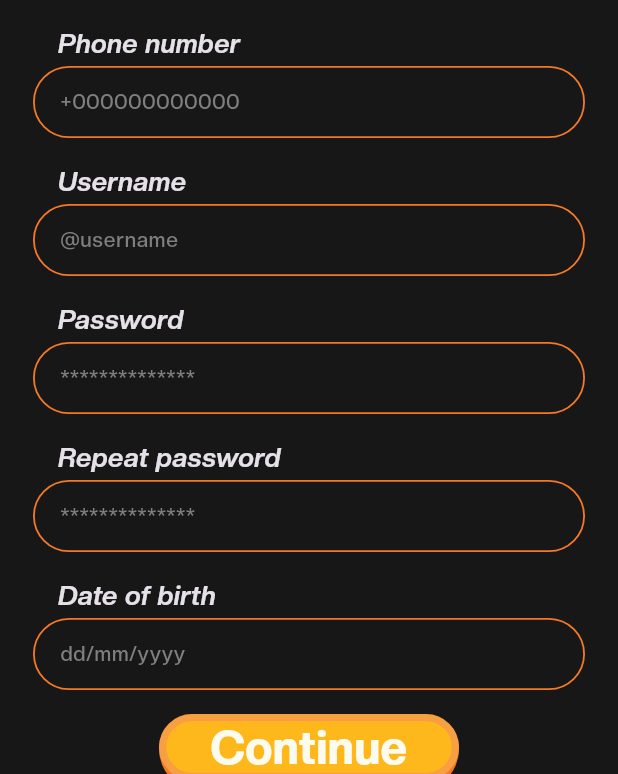
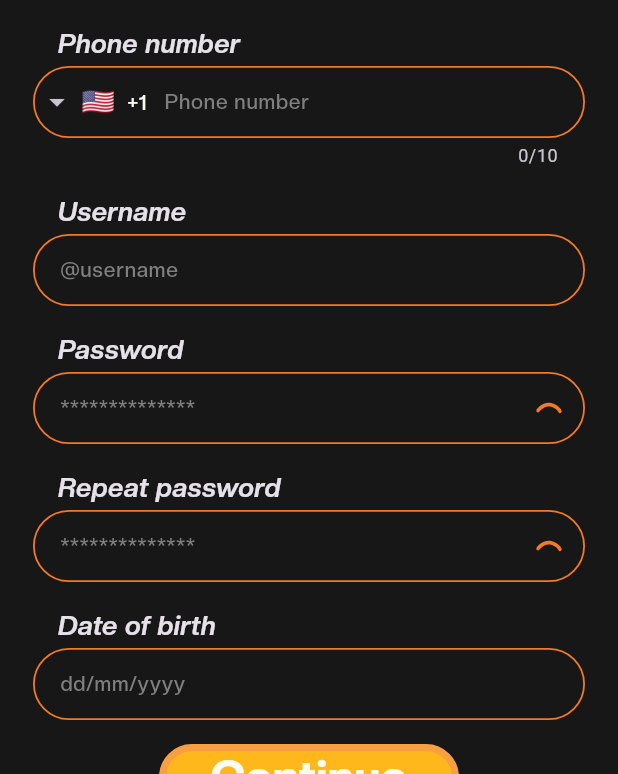
Before and after one commit to Sabrinamonti/Eleuterra, a Flutter app: the Createaccount screen opened directly, on a phone screen of 412 x 824 dp, the part 462-1236 px from its top. Run offline on Flutter 3.47's test engine with Material 3 defaults, Android fonts, the phone set to English and light mode, and no system bars; drawn by our look-alikes of intl_phone_field; our stand-ins replace flutter_svg.

Commit message:
añadi los ojos y los mensajes de error, ademas de los logos de facebook y google, y modifique el textfield del numero de telefono, faltan añadir los diferentes tipos de texto en app_text.dart y añadir 'eleuth' como fuente

```diff
--- a/lib/createaccount.dart
+++ b/lib/createaccount.dart
@@ -3,8 +3,9 @@ import 'package:eleuterra_app/textfield_rounded.dart';
 import 'package:eleuterra_app/theme/app_colors.dart';
 import 'package:eleuterra_app/theme/app_text.dart';
 import 'package:flutter/material.dart';
-import 'package:flutter/cupertino.dart'; // <-- para el date picker con “ruedita”
+import 'package:flutter/cupertino.dart';
 import 'package:flutter_svg/flutter_svg.dart';
+import 'package:intl_phone_field/intl_phone_field.dart';
 
 class Createaccount extends StatefulWidget {
   const Createaccount({super.key});
@@ -12,20 +13,65 @@ class Createaccount extends StatefulWidget {
   @override
   State<Createaccount> createState() => _CreateaccountState();
 }
+//FALTA HACER QUE RECONOZCA LOS FORMATOS DE: EMAIL, USERNAME, PHONE NUMBER, PASSWORDS
 
 class _CreateaccountState extends State<Createaccount> {
-  // Controllers = “cajitas” donde Flutter guarda lo que el usuario escribe
-  final _emailController = TextEditingController();
-  final _phoneController = TextEditingController();
-  final _usernameController = TextEditingController();
-  final _passController = TextEditingController();
-  final _repeatPassController = TextEditingController();
+  final TextEditingController _emailController = TextEditingController();
+  final TextEditingController _phoneController = TextEditingController();
+  final TextEditingController _usernameController = TextEditingController();
+  final TextEditingController _passController = TextEditingController();
+  final TextEditingController _repeatPassController = TextEditingController();
 
-  // Fecha seleccionada
+  String? _emailError;
+  String? _phoneError;
+  String? _usernameError;
+  String? _passwordError;
+  String? _repeatPasswordError;
+
+  bool _obscurePassword = true;
+  bool _obscureRepeatPassword = true;
+
   DateTime? _selectedDob;
+  String? _errorMessage;
 
-  // Mensaje de validación (ej: “las contraseñas no coinciden”)
-  String? _errorMessage;
+  bool _validateFields() {
+    setState(() {
+      _emailError = null;
+      _phoneError = null;
+      _usernameError = null;
+      _passwordError = null;
+      _repeatPasswordError = null;
+      _errorMessage = null;
+
+      if (_emailController.text.trim().isEmpty) {
+        _emailError = 'Enter your email';
+      }
+
+      if (_phoneController.text.trim().isEmpty) {
+        _phoneError = 'Enter your phone number';
+      }
+
+      if (_usernameController.text.trim().isEmpty) {
+        _usernameError = 'Enter your username';
+      }
+
+      if (_passController.text.trim().isEmpty) {
+        _passwordError = 'Enter your password';
+      }
+
+      if (_repeatPassController.text.trim().isEmpty) {
+        _repeatPasswordError = 'Repeat your password';
+      } else if (_passController.text != _repeatPassController.text) {
+        _repeatPasswordError = 'Passwords do not match';
+      }
+    });
+
+    return _emailError == null &&
+        _phoneError == null &&
+        _usernameError == null &&
+        _passwordError == null &&
+        _repeatPasswordError == null;
+  }
 
   @override
   void dispose() {
@@ -37,7 +83,6 @@ class _CreateaccountState extends State<Createaccount> {
     super.dispose();
   }
 
-  // Función para abrir el selector de fecha “con números”
   void _openDobPicker() {
     DateTime tempDate = _selectedDob ?? DateTime(2000, 1, 1);
 
@@ -52,7 +97,6 @@ class _CreateaccountState extends State<Createaccount> {
           height: 320,
           child: Column(
             children: [
-              // Barra superior con botones
               Padding(
                 padding: const EdgeInsets.symmetric(horizontal: 12, vertical: 10),
                 child: Row(
@@ -72,9 +116,7 @@ class _CreateaccountState extends State<Createaccount> {
                   ],
                 ),
               ),
-
               const Divider(height: 1),
-
               Expanded(
                 child: CupertinoTheme(
                   data: const CupertinoThemeData(
@@ -98,7 +140,6 @@ class _CreateaccountState extends State<Createaccount> {
     );
   }
 
-  // Convierte DateTime a texto dd/mm/yyyy
   String _formatDob(DateTime date) {
     String dd = date.day.toString().padLeft(2, '0');
     String mm = date.month.toString().padLeft(2, '0');
@@ -106,31 +147,29 @@ class _CreateaccountState extends State<Createaccount> {
     return "$dd/$mm/$yyyy";
   }
 
-  // Validación simple al apretar “Continue”
   void _onContinue() {
-    setState(() => _errorMessage = null);
+    final isValid = _validateFields();
 
-    final pass = _passController.text.trim();
-    final repeat = _repeatPassController.text.trim();
+    if (!isValid) return;
 
-    // 1) Reconocimiento de igualdad de contraseñas
-    if (pass != repeat) {
-      setState(() => _errorMessage = "Check! Your passwords do not match.");
+    if (_selectedDob == null) {
+      setState(() {
+        _errorMessage = "Select your date of birth.";
+      });
       return;
     }
 
-    // 2) Verificar que haya fecha
-    if (_selectedDob == null) {
-      setState(() => _errorMessage = "Select your date of birth.");
-      return;
-    }
-
-    // Si todo OK, puedes continuar (ej: navegar o mandar a backend)
-    setState(() => _errorMessage = "✅ Done! Your passwords match!");
+    setState(() {
+      _errorMessage = "Done! Your account data is valid.";
+    });
   }
 
   @override
   Widget build(BuildContext context) {
+    final dobController = TextEditingController(
+      text: _selectedDob == null ? '' : _formatDob(_selectedDob!),
+    );
+
     return Scaffold(
       backgroundColor: AppColors.charcoal,
       body: SafeArea(
@@ -146,92 +185,164 @@ class _CreateaccountState extends State<Createaccount> {
                   onPressed: () => Navigator.pop(context),
                 ),
               ),
-
               const SizedBox(height: 10),
-
-              // Isotipo
               SvgPicture.asset(
                 'assets/images/Eleuterra-isotipo-naranja.svg',
                 height: 80,
                 fit: BoxFit.contain,
               ),
-
               const SizedBox(height: 12),
-
               Text(
-                'Create your account', //arreglado
-                style: AppTextStyles.title
+                'Create your account',
+                style: AppTextStyles.title,
               ),
-
               const SizedBox(height: 20),
 
-              _Label(text: 'E-mail'),      // Agregar funcion para que si se presiona el boton y no hay texto error
+              const _Label(text: 'E-mail'),
               const SizedBox(height: 2),
               RoundedInput(
                 hint: 'eleuterra@mail.com',
                 controller: _emailController,
                 keyboardType: TextInputType.emailAddress,
                 borderColor: AppColors.vividtangelo,
+                errorText: _emailError,
               ),
 
               const SizedBox(height: 16),
 
-              _Label(text: 'Phone number'),  //same
-              const SizedBox(height: 2),
-              RoundedInput(
-                hint: '+000000000000',
-                controller: _phoneController,
-                keyboardType: TextInputType.phone,
-                borderColor: AppColors.vividtangelo,
-              ),
+              const _Label(text: 'Phone number'),
+                const SizedBox(height: 2),
+
+                IntlPhoneField(
+                  controller: _phoneController,
+                  initialCountryCode: 'US',
+                  style: AppTextStyles.medium,
+
+                  dropdownTextStyle: AppTextStyles.medium.copyWith(
+                    color: AppColors.floralwhite,
+                  ),
+
+                  decoration: InputDecoration(
+                    hintText: 'Phone number',
+                    hintStyle: AppTextStyles.medium.copyWith(
+                      color: const Color(0xFF7F7F7F),
+                    ),
+
+                    errorText: _phoneError,
+
+                    contentPadding: const EdgeInsets.symmetric(
+                      horizontal: 14,
+                      vertical: 12,
+                    ),
+
+                    enabledBorder: OutlineInputBorder(
+                      borderRadius: BorderRadius.circular(28),
+                      borderSide: BorderSide(
+                        color: AppColors.vividtangelo,
+                        width: 1.2,
+                      ),
+                    ),
+
+                    focusedBorder: OutlineInputBorder(
+                      borderRadius: BorderRadius.circular(28),
+                      borderSide: BorderSide(
+                        color: AppColors.vividtangelo,
+                        width: 1.6,
+                      ),
+                    ),
+
+                    errorBorder: OutlineInputBorder(
+                      borderRadius: BorderRadius.circular(28),
+                      borderSide: const BorderSide(color: Colors.red),
+                    ),
+
+                    focusedErrorBorder: OutlineInputBorder(
+                      borderRadius: BorderRadius.circular(28),
+                      borderSide: const BorderSide(color: Colors.red),
+                    ),
+                  ),
+
+                  onChanged: (phone) {
+                    print(phone.completeNumber);
+                  },
+                ),
 
               const SizedBox(height: 16),
 
-              _Label(text: 'Username'),      //same
+              const _Label(text: 'Username'),
               const SizedBox(height: 2),
               RoundedInput(
                 hint: '@username',
                 controller: _usernameController,
                 keyboardType: TextInputType.text,
                 borderColor: AppColors.vividtangelo,
+                errorText: _usernameError,
               ),
 
               const SizedBox(height: 16),
 
-              _Label(text: 'Password'),      //same + ojito
+              const _Label(text: 'Password'),
               const SizedBox(height: 2),
               RoundedInput(
                 hint: '**************',
                 controller: _passController,
-                obscureText: true,
+                obscureText: _obscurePassword,
                 borderColor: AppColors.vividtangelo,
+                errorText: _passwordError,
+                suffixIcon: IconButton(
+                  onPressed: () {
+                    setState(() {
+                      _obscurePassword = !_obscurePassword;
+                    });
+                  },
+                  icon: SvgPicture.asset(
+                    _obscurePassword
+                        ? 'assets/icons/closed-eye.svg'
+                        : 'assets/icons/eye.svg',
+                    width: 22,
+                    height: 22,
+                    fit: BoxFit.contain,
+                  ),
+                ),
               ),
 
               const SizedBox(height: 16),
 
-              _Label(text: 'Repeat password'),      //same + ojito
+              const _Label(text: 'Repeat password'),
               const SizedBox(height: 2),
               RoundedInput(
                 hint: '**************',
                 controller: _repeatPassController,
-                obscureText: true,
+                obscureText: _obscureRepeatPassword,
                 borderColor: AppColors.vividtangelo,
+                errorText: _repeatPasswordError,
+                suffixIcon: IconButton(
+                  onPressed: () {
+                    setState(() {
+                      _obscureRepeatPassword = !_obscureRepeatPassword;
+                    });
+                  },
+                  icon: SvgPicture.asset(
+                    _obscureRepeatPassword
+                        ? 'assets/icons/closed-eye.svg'
+                        : 'assets/icons/eye.svg',
+                    width: 22,
+                    height: 22,
+                    fit: BoxFit.contain,
+                  ),
+                ),
               ),
 
               const SizedBox(height: 16),
 
-              _Label(text: 'Date of birth'),
+              const _Label(text: 'Date of birth'),
               const SizedBox(height: 2),
-
-              // Este es un “campo falso”: no escribes, lo tocas y abre el picker
               GestureDetector(
                 onTap: _openDobPicker,
                 child: AbsorbPointer(
                   child: RoundedInput(
                     hint: 'dd/mm/yyyy',
-                    controller: TextEditingController(
-                      text: _selectedDob == null ? '' : _formatDob(_selectedDob!),
-                    ),
+                    controller: dobController,
                     keyboardType: TextInputType.none,
                     borderColor: AppColors.vividtangelo,
                   ),
@@ -240,7 +351,6 @@ class _CreateaccountState extends State<Createaccount> {
 
               const SizedBox(height: 16),
 
-              // Mensajes (errores o OK)
               if (_errorMessage != null) ...[
                 Text(
                   _errorMessage!,
@@ -254,7 +364,6 @@ class _CreateaccountState extends State<Createaccount> {
                 const SizedBox(height: 12),
               ],
 
-              // Botón Continue
               GradientShadowButton(
                 text: 'Continue',
                 onTap: _onContinue,
@@ -277,6 +386,7 @@ class _CreateaccountState extends State<Createaccount> {
 
 class _Label extends StatelessWidget {
   final String text;
+
   const _Label({required this.text});
 
   @override
@@ -284,7 +394,7 @@ class _Label extends StatelessWidget {
     final screenWidth = MediaQuery.of(context).size.width;
 
     return Padding(
-      padding: EdgeInsets.only(left: screenWidth * 0.04), // 2% of screen width
+      padding: EdgeInsets.only(left: screenWidth * 0.04),
       child: Align(
         alignment: Alignment.topLeft,
         child: Text(
--- a/lib/primary_button.dart
+++ b/lib/primary_button.dart
@@ -3,7 +3,8 @@ import 'package:flutter/material.dart';
 
 /// Botón con efecto “capa/sombra” de otro color
 class GradientShadowButton extends StatelessWidget {
-  final String text;
+  final String? text;
+  final Widget? child;
   final VoidCallback onTap;
   final double width;
   final double height;
@@ -14,7 +15,8 @@ class GradientShadowButton extends StatelessWidget {
 
   const GradientShadowButton({
     super.key,
-    required this.text,
+    this.text,
+    this.child,
     required this.onTap,
     required this.width,
     required this.height,
@@ -28,7 +30,7 @@ class GradientShadowButton extends StatelessWidget {
   Widget build(BuildContext context) {
     return SizedBox(
       width: width,
-      height: height*1.16, // espacio para la “sombra”
+      height: height * 1.16, // espacio para la “sombra”
       child: Stack(
         alignment: Alignment.center,
         children: [
@@ -41,10 +43,10 @@ class GradientShadowButton extends StatelessWidget {
               decoration: BoxDecoration(
                 color: shadowColor,
                 borderRadius: BorderRadius.only(
-                  topLeft: Radius.circular(height*0.45),
-                  topRight: Radius.circular(height*0.45),
-                  bottomLeft: Radius.circular(height*0.76),
-                  bottomRight: Radius.circular(height*0.76),
+                  topLeft: Radius.circular(height * 0.45),
+                  topRight: Radius.circular(height * 0.45),
+                  bottomLeft: Radius.circular(height * 0.76),
+                  bottomRight: Radius.circular(height * 0.76),
                 ),
               ),
             ),
@@ -54,7 +56,7 @@ class GradientShadowButton extends StatelessWidget {
           Positioned(
             top: 0,
             child: InkWell(
-              borderRadius: BorderRadius.circular(height*0.76),
+              borderRadius: BorderRadius.circular(height * 0.76),
               onTap: onTap,
               child: Container(
                 width: width,
@@ -70,14 +72,16 @@ class GradientShadowButton extends StatelessWidget {
                 child: Center(
                   child: Padding(
                     padding: EdgeInsets.symmetric(
-                    vertical: height * 0.05, // small visual correction
+                      vertical: height * 0.05,
+                      horizontal: 12,
                     ),
-                  child: Text(
-                    text,
+                    child: child ??
+                        Text(
+                          text ?? '',
                           textAlign: TextAlign.center,
                           style: AppTextStyles.title.copyWith(
                             color: textColor,
-                      fontSize: height * 0.7, // make font responsive to button height
+                            fontSize: height * 0.7,
                             height: 1,
                           ),
                         ),
--- a/lib/textfield_rounded.dart
+++ b/lib/textfield_rounded.dart
@@ -7,13 +7,18 @@ class RoundedInput extends StatelessWidget {
   final bool obscureText;
   final TextInputType? keyboardType;
   final Color borderColor;
+  final String? errorText;
+  final Widget? suffixIcon;
 
   const RoundedInput({
+    super.key,
     required this.hint,
     required this.controller,
     required this.borderColor,
     this.obscureText = false,
     this.keyboardType,
+    this.errorText,
+    this.suffixIcon,
   });
 
   @override
@@ -25,7 +30,11 @@ class RoundedInput extends StatelessWidget {
       style: AppTextStyles.medium,
       decoration: InputDecoration(
         hintText: hint,
-        hintStyle: AppTextStyles.medium.copyWith(color: Color(0xFF7F7F7F)),
+        hintStyle: AppTextStyles.medium.copyWith(
+          color: const Color(0xFF7F7F7F),
+        ),
+        errorText: errorText,
+        suffixIcon: suffixIcon,
         contentPadding: const EdgeInsets.symmetric(
           horizontal: 14,
           vertical: 12,
@@ -38,6 +47,14 @@ class RoundedInput extends StatelessWidget {
           borderRadius: BorderRadius.circular(28),
           borderSide: BorderSide(color: borderColor, width: 1.6),
         ),
+        errorBorder: OutlineInputBorder(
+          borderRadius: BorderRadius.circular(28),
+          borderSide: const BorderSide(color: Colors.red, width: 1.2),
+        ),
+        focusedErrorBorder: OutlineInputBorder(
+          borderRadius: BorderRadius.circular(28),
+          borderSide: const BorderSide(color: Colors.red, width: 1.6),
+        ),
       ),
     );
   }
--- a/pubspec.yaml
+++ b/pubspec.yaml
@@ -35,6 +35,7 @@ dependencies:
   # Use with the CupertinoIcons class for iOS style icons.
   cupertino_icons: ^1.0.8
   flutter_svg: ^2.0.10
+  intl_phone_field: ^3.2.0
 
 dev_dependencies:
   flutter_test:
@@ -63,6 +64,11 @@ flutter:
     - assets/images/Eleuterra-logotipo-naranja.svg
     - assets/images/Eleuterra-isotipo-naranja.svg
     - assets/images/Eleuterra-imagotipo-naranja.svg
+    - assets/icons/eye.svg
+    - assets/icons/closed-eye.svg
+    - assets/icons/facebook_logo.svg
+    - assets/icons/google_logo.svg
+
 
   # An image asset can refer to one or more resolution-specific "variants", see
   # https://flutter.dev/to/resolution-aware-images
```
Also changed, not shown: lib/login.dart (+51 -24 lines), assets/icons/closed-eye.svg (added), assets/icons/eye.svg (added), assets/icons/facebook_logo.svg (added), assets/icons/google_logo.svg (added), pubspec.lock. Lines whose indentation alone changed are shown as unchanged.
